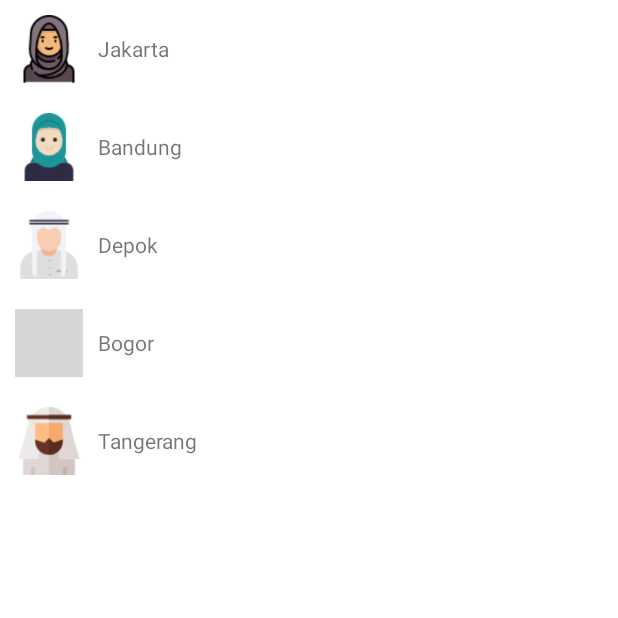
After one commit to eltawakkal/GoogleMapsSDK, an Android app: the ListKota screen opened directly, with no data from a screen before it, on a phone screen of 412 x 824 dp, the top half of it. The commit adds this screen. Run offline under Robolectric (Android 15) with nearby library versions, the phone set to English and light mode, and no system bars; grey boxes are pictures that could not be loaded.

Commit message:
Penambahan Activity Recycler

```diff
--- a/app/src/main/AndroidManifest.xml
+++ b/app/src/main/AndroidManifest.xml
@@ -2,9 +2,9 @@
 <manifest xmlns:android="http://schemas.android.com/apk/res/android"
     package="com.example.mapsku">
 
-    <uses-permission android:name="android.permission.ACCESS_COARSE_LOCATION"/>
-    <uses-permission android:name="android.permission.ACCESS_FINE_LOCATION"/>
-    <uses-permission android:name="android.permission.WRITE_EXTERNAL_STORAGE"/>
+    <uses-permission android:name="android.permission.ACCESS_COARSE_LOCATION" />
+    <uses-permission android:name="android.permission.ACCESS_FINE_LOCATION" />
+    <uses-permission android:name="android.permission.WRITE_EXTERNAL_STORAGE" />
 
     <application
         android:allowBackup="true"
@@ -13,6 +13,7 @@
         android:roundIcon="@mipmap/ic_launcher_round"
         android:supportsRtl="true"
         android:theme="@style/AppTheme">
+        <activity android:name=".ListKota"></activity>
         <activity android:name=".MainActivity">
             <intent-filter>
                 <action android:name="android.intent.action.MAIN" />
@@ -23,8 +24,7 @@
 
         <meta-data
             android:name="com.google.android.geo.API_KEY"
-            android:value="AIzaSyBgsR-jeHVjPzG8-Fdwy0b1G1b3gIL5o3Q"/>
-
+            android:value="AIzaSyBgsR-jeHVjPzG8-Fdwy0b1G1b3gIL5o3Q" />
     </application>
 
 </manifest>
--- /dev/null
+++ b/app/src/main/java/com/example/mapsku/ListKota.java
@@ -0,0 +1,33 @@
+package com.example.mapsku;
+
+import android.support.v7.app.AppCompatActivity;
+import android.os.Bundle;
+import android.support.v7.widget.LinearLayoutManager;
+import android.support.v7.widget.RecyclerView;
+
+import com.example.mapsku.R;
+import com.example.mapsku.adapter.RecMainAdapter;
+
+public class ListKota extends AppCompatActivity {
+
+    RecyclerView recyclerView;
+
+    String[] listKota = {"Jakarta", "Bandung", "Depok", "Bogor", "Tangerang"};
+    int[] listImage = {R.drawable.jakarta,
+            R.drawable.bandung,
+            R.drawable.depok, R.drawable.bogor, R.drawable.tangerang};
+
+    @Override
+    protected void onCreate(Bundle savedInstanceState) {
+        super.onCreate(savedInstanceState);
+        setContentView(R.layout.activity_list_kota);
+
+        RecMainAdapter adapter = new RecMainAdapter(listKota, listImage);
+
+        recyclerView = findViewById(R.id.rec_main);
+
+        recyclerView.setLayoutManager(new LinearLayoutManager(this));
+        recyclerView.setAdapter(adapter);
+
+    }
+}
--- a/app/src/main/java/com/example/mapsku/MainActivity.java
+++ b/app/src/main/java/com/example/mapsku/MainActivity.java
@@ -47,12 +47,13 @@ public class MainActivity extends AppCompatActivity {
                         .from(MainActivity.this)
                         .inflate(R.layout.list_kota, null, false);
 
-                RecyclerView recyclerView = sheetView.findViewById(R.id.rec_kota);
 
                 RecAdapter adapter = new RecAdapter(listKota, listImage);
 
-                recyclerView.setLayoutManager(new LinearLayoutManager(MainActivity.this));
-                recyclerView.setAdapter(adapter);
+                RecyclerView recKota = sheetView.findViewById(R.id.rec_kota);
+                recKota.setLayoutManager(new LinearLayoutManager(MainActivity.this));
+                recKota.setAdapter(adapter);
+
 
                 bottomSheetDialog.setContentView(sheetView);
                 bottomSheetDialog.show();
--- /dev/null
+++ b/app/src/main/java/com/example/mapsku/adapter/RecMainAdapter.java
@@ -0,0 +1,67 @@
+package com.example.mapsku.adapter;
+
+import android.support.annotation.NonNull;
+import android.support.v7.widget.RecyclerView;
+import android.view.LayoutInflater;
+import android.view.View;
+import android.view.ViewGroup;
+import android.widget.ImageView;
+import android.widget.TextView;
+import android.widget.Toast;
+
+import com.example.mapsku.R;
+
+public class RecMainAdapter extends RecyclerView.Adapter<RecMainAdapter.ViewHolder> {
+
+    String[] namaKota;
+    int[] listImage;
+
+    public RecMainAdapter(String[] namaKota, int[] listImage) {
+        this.namaKota = namaKota;
+        this.listImage = listImage;
+    }
+
+    @NonNull
+    @Override
+    public ViewHolder onCreateViewHolder(@NonNull ViewGroup viewGroup, int i) {
+        return new ViewHolder(LayoutInflater.from(viewGroup.getContext()).inflate(R.layout.row_kota, null, false));
+    }
+
+    @Override
+    public void onBindViewHolder(@NonNull ViewHolder viewHolder, int i) {
+        viewHolder.setData(namaKota[i], listImage[i]);
+        viewHolder.onItemsClick();
+    }
+
+    @Override
+    public int getItemCount() {
+        return namaKota.length;
+    }
+
+    class ViewHolder extends RecyclerView.ViewHolder {
+
+        ImageView imgKota;
+        TextView tvKota;
+
+        public ViewHolder(@NonNull View v) {
+            super(v);
+
+            imgKota = v.findViewById(R.id.img_kota);
+            tvKota = v.findViewById(R.id.tv_kota);
+        }
+
+        void setData(String namaKota, int img) {
+            tvKota.setText(namaKota);
+            imgKota.setImageResource(img);
+        }
+
+        void onItemsClick() {
+            tvKota.setOnClickListener(new View.OnClickListener() {
+                @Override
+                public void onClick(View v) {
+                    Toast.makeText(v.getContext(), "Hellow There", Toast.LENGTH_SHORT).show();
+                }
+            });
+        }
+    }
+}
--- /dev/null
+++ b/app/src/main/res/layout/activity_list_kota.xml
@@ -0,0 +1,16 @@
+<?xml version="1.0" encoding="utf-8"?>
+<RelativeLayout xmlns:android="http://schemas.android.com/apk/res/android"
+    xmlns:app="http://schemas.android.com/apk/res-auto"
+    xmlns:tools="http://schemas.android.com/tools"
+    android:layout_width="match_parent"
+    android:layout_height="match_parent"
+    tools:context=".ListKota">
+
+    <android.support.v7.widget.RecyclerView
+        android:id="@+id/rec_main"
+        android:layout_width="match_parent"
+        android:layout_height="match_parent">
+
+    </android.support.v7.widget.RecyclerView>
+
+</RelativeLayout>
```
